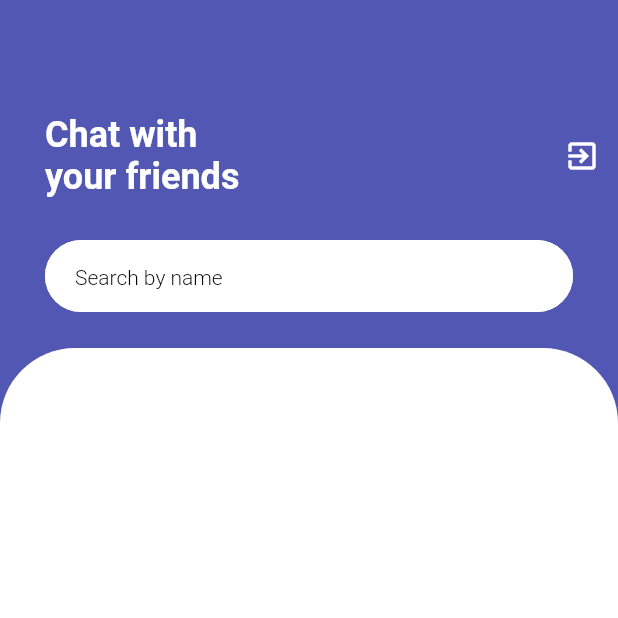
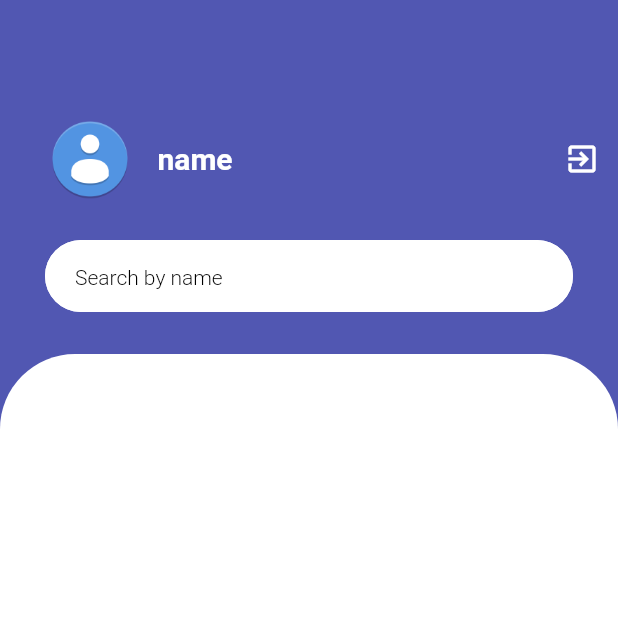
Before and after one commit to Thanhnq1608/chat_app, a Flutter app: the HomeScreen screen opened by its route, on a phone screen of 412 x 824 dp, the top half of it. Run offline on Flutter 3.47's test engine with Material 2 defaults, Android fonts, the phone set to English and light mode, and no system bars; our stand-ins replace cloud_firestore, dio, firebase_auth, firebase_core, firebase_messaging, firebase_storage and 7 more; missing offline and left inert: dart:ffi; accounts and stored records are empty; statements that could not run were skipped.

Commit message:
update avatar for user

```diff
--- a/lib/app/app_bindings.dart
+++ b/lib/app/app_bindings.dart
@@ -1,9 +1,11 @@
 import 'package:chat_app/app/interfaces/message_service_type.dart';
 import 'package:chat_app/app/interfaces/recent_contact_service_type.dart';
+import 'package:chat_app/app/interfaces/upload_image_service_type.dart';
 import 'package:chat_app/data/api/shared_preferences/shared_preferences.dart';
 import 'package:chat_app/data/services/auth_service.dart';
 import 'package:chat_app/data/services/message_service.dart';
 import 'package:chat_app/data/services/recent_contact_service.dart';
+import 'package:chat_app/data/services/upload_image_service.dart';
 import 'package:chat_app/tools/session_manager/session_manager.dart';
 import 'package:get/get.dart';
 
@@ -23,6 +25,9 @@ class AppBindings extends Bindings {
     );
 
     Get.lazyPut<MessageServiceType>(() => MessageService());
+
     Get.lazyPut<RecentContactServiceType>(() => RecentContactService());
+
+    Get.lazyPut<UploadImageServiceType>(() => UploadImageService());
   }
 }
--- /dev/null
+++ b/lib/app/interfaces/upload_image_service_type.dart
@@ -0,0 +1,7 @@
+import 'dart:io';
+
+abstract class UploadImageServiceType {
+  // https://www.c-sharpcorner.com/article/upload-image-file-to-firebase-storage-using-flutter/
+  Future<String> uploadImageToFirebaseStorage({required File image});
+  Future<void> updateAvatarUser({required String avatar});
+}
--- a/lib/app/page/home/home_controller.dart
+++ b/lib/app/page/home/home_controller.dart
@@ -1,7 +1,9 @@
 import 'dart:async';
+import 'dart:io';
 
 import 'package:chat_app/app/interfaces/auth_service_type.dart';
 import 'package:chat_app/app/interfaces/recent_contact_service_type.dart';
+import 'package:chat_app/app/interfaces/upload_image_service_type.dart';
 import 'package:chat_app/app/routes/app_routes.dart';
 import 'package:chat_app/data/models/recent_contact.dart';
 import 'package:chat_app/data/models/user.dart';
@@ -12,24 +14,32 @@ import 'package:chat_app/tools/session_manager/session_manager.dart';
 import 'package:firebase_messaging/firebase_messaging.dart';
 import 'package:flutter/material.dart';
 import 'package:get/get.dart';
+import 'package:image_picker/image_picker.dart';
 
 class HomeController extends GetxController {
   final _sessionManager = Get.find<SessionManager>();
   final _authService = Get.find<AuthServiceType>();
   final _recentContactService = Get.find<RecentContactServiceType>();
   final _pushNotification = Get.find<PushNotification>();
+  final _uploadImageService = Get.find<UploadImageServiceType>();
   final TextEditingController searchController = TextEditingController();
 
+  File? image;
+
   RxBool isLoading = false.obs;
+  RxBool isLoadingAvatar = false.obs;
   late StreamSubscription<List<RecentContact>> streamSubscription;
 
   RxList<User> users = RxList<User>();
   RxList<User> usersSearch = RxList<User>();
   RxList<RecentContact> recentContacts = RxList<RecentContact>();
-  RxInt size = 0.obs;
 
-  User currentUser =
-      User(userId: "userId", email: "email", name: "name", token: "token");
+  Rx<User> currentUser = User(
+    userId: "userId",
+    email: "email",
+    name: "name",
+    token: "token",
+  ).obs;
 
   Future<void> logout() async {
     try {
@@ -61,6 +71,33 @@ class HomeController extends GetxController {
     }
   }
 
+  Future<void> chooseFile() async {
+    await ImagePicker.platform
+        .pickImage(source: ImageSource.gallery)
+        .then((image) {
+      if (image != null) {
+        this.image = File(image.path);
+        print(image.path);
+      }
+    });
+  }
+
+  Future<void> uploadAvatar({required File imageFile}) async {
+    try {
+      isLoadingAvatar(true);
+      var avatar = await _uploadImageService.uploadImageToFirebaseStorage(
+          image: imageFile);
+      var newUser = currentUser.value.clone()..avatar = avatar;
+      currentUser.value = newUser;
+      await _uploadImageService.updateAvatarUser(
+          avatar: currentUser.value.avatar!);
+      await _sessionManager.updateProfile(currentUser.value);
+      isLoadingAvatar(false);
+    } catch (e) {
+      ErrorHandler.current.handle(error: e);
+    }
+  }
+
   Future<Stream<List<RecentContact>>> recentContact() async {
     var contacts = await _recentContactService.recentContact();
     print(contacts.length);
@@ -81,7 +118,7 @@ class HomeController extends GetxController {
   void onInit() async {
     await loadProfile().then((value) async {
       listenWhileClickNotifyWhenAppOff();
-      currentUser = await _sessionManager.currentUser();
+      currentUser.value = await _sessionManager.currentUser();
     });
     var recent = await recentContact();
     streamSubscription = recent.listen((event) {
@@ -105,7 +142,6 @@ class HomeController extends GetxController {
         usersSearch.value = users.value
             .where((user) => user.name.contains(searchController.text))
             .toList();
-        size.value = users.value.length;
         isLoading(false);
         print(users.value.length);
       }
--- a/lib/app/page/home/home_screen.dart
+++ b/lib/app/page/home/home_screen.dart
@@ -1,7 +1,6 @@
 import 'package:chat_app/app/components/loading_indicator.dart';
 import 'package:chat_app/app/page/home/home_controller.dart';
-import 'package:chat_app/app/page/home/widgets/home_app_bar.dart';
-import 'package:chat_app/app/page/home/widgets/recent_contacts.dart';
+import 'package:chat_app/app/page/home/widgets/home_item_list_widget.dart';
 import 'package:chat_app/app/page/home/widgets/search_bar_widget.dart';
 import 'package:chat_app/app/routes/app_routes.dart';
 import 'package:flutter/material.dart';
@@ -46,15 +45,78 @@ class HomeScreen extends GetView<HomeController> {
       child: Column(
         crossAxisAlignment: CrossAxisAlignment.start,
         children: [
-          Row(
+          Obx(
+            () => Row(
               children: [
+                InkWell(
+                  onTap: () async {
+                    await controller.chooseFile();
+                    if (controller.image != null) {
+                      await controller.uploadAvatar(
+                          imageFile: controller.image!);
+                    }
+                  },
+                  child: controller.currentUser.value.avatar == null
+                      ? Container(
+                          height: 60,
+                          width: 60,
+                          decoration: BoxDecoration(
+                            color: Colors.transparent,
+                            // shape: BoxShape.circle,
+                            image: DecorationImage(
+                                image: AssetImage(
+                                    'assets/images/avatar_default_icon.png')),
+                            borderRadius: BorderRadius.all(
+                              Radius.circular(50),
+                            ),
+                          ),
+                        )
+                      : controller.isLoadingAvatar.value
+                          ? Container(
+                              height: 60,
+                              width: 60,
+                              decoration: BoxDecoration(
+                                color: Colors.transparent,
+                                // shape: BoxShape.circle,
+                                image: DecorationImage(
+                                    image: AssetImage(
+                                        'assets/images/image_loading.gif')),
+                                borderRadius: BorderRadius.all(
+                                  Radius.circular(50),
+                                ),
+                              ),
+                            )
+                          : Container(
+                              height: 60,
+                              width: 60,
+                              decoration: BoxDecoration(
+                                color: Colors.transparent,
+                                // shape: BoxShape.circle,
+                                borderRadius: BorderRadius.all(
+                                  Radius.circular(50),
+                                ),
+                              ),
+                              child: ClipOval(
+                                child: FadeInImage(
+                                  fit: BoxFit.cover,
+                                  image: NetworkImage(
+                                      controller.currentUser.value.avatar!),
+                                  placeholder: AssetImage(
+                                      'assets/images/image_loading.gif'),
+                                ),
+                              ),
+                            ),
+                ),
+                SizedBox(
+                  width: 15,
+                ),
                 Expanded(
                   child: Text(
-                  'Chat with \nyour friends',
+                    controller.currentUser.value.name,
                     textAlign: TextAlign.left,
                     style: Theme.of(context).textTheme.headline1!.copyWith(
                           color: Colors.white,
-                        fontSize: 24,
+                          fontSize: 20,
                           fontWeight: FontWeight.bold,
                         ),
                   ),
@@ -69,6 +131,7 @@ class HomeScreen extends GetView<HomeController> {
                   ),
                 ),
               ],
+            ),
           ),
           SizedBox(
             height: 100,
@@ -158,7 +221,7 @@ class HomeScreen extends GetView<HomeController> {
               itemBuilder: (context, index) {
                 var recentContact = controller.recentContacts[index];
                 var senderName = recentContact.sender
-                            .compareTo(controller.currentUser.email) !=
+                            .compareTo(controller.currentUser.value.email) !=
                         0
                     ? recentContact.name
                     : 'You';
@@ -170,38 +233,9 @@ class HomeScreen extends GetView<HomeController> {
                         await Get.toNamed(AppRoutes.MESSAGE, arguments: user);
                     await controller.seenMessage(contact: result);
                   },
-                  child: Container(
-                    child: Column(
-                      crossAxisAlignment: CrossAxisAlignment.start,
-                      children: [
-                        Text(
-                          recentContact.name,
-                          style:
-                              Theme.of(context).textTheme.headline5!.copyWith(
-                                    color: Colors.black,
-                                    fontWeight: recentContact.isSeen
-                                        ? FontWeight.w300
-                                        : FontWeight.bold,
-                                    letterSpacing: 1,
-                                    fontSize: 18,
-                                  ),
-                        ),
-                        const SizedBox(
-                          height: 8.0,
-                        ),
-                        Text(
-                          '$senderName: ${recentContact.lastMessage}',
-                          style:
-                              Theme.of(context).textTheme.bodyText1!.copyWith(
-                                    fontSize: 15,
-                                    color: Colors.black,
-                                    fontWeight: recentContact.isSeen
-                                        ? FontWeight.w300
-                                        : FontWeight.bold,
-                                  ),
-                        )
-                      ],
-                    ),
+                  child: HomeItemListWidget(
+                    recentContact: recentContact,
+                    senderName: senderName,
                   ),
                 );
               },
--- a/lib/app/page/message_detail/message_detail_controller.dart
+++ b/lib/app/page/message_detail/message_detail_controller.dart
@@ -70,6 +70,7 @@ class MessageDetailController extends GetxController {
                 sendTime:
                     DateFormat('yyyy/MM/dd \- kk:mm:ss').format(DateTime.now()),
                 name: user.name,
+                avatar: user.avatar,
                 sender: currentUser.email),
             emailDoc: user.email);
         sendController.clear();
--- a/lib/data/models/recent_contact.dart
+++ b/lib/data/models/recent_contact.dart
@@ -20,11 +20,14 @@ class RecentContact {
 
   final String sender;
 
+  final String? avatar;
+
   RecentContact(
       {required this.isSeen,
       required this.lastMessage,
       required this.sendTime,
       required this.email,
+      this.avatar,
       required this.sender,
       required this.name});
 
--- a/lib/data/models/user.dart
+++ b/lib/data/models/user.dart
@@ -6,6 +6,8 @@ part 'user.g.dart';
 class User {
   @JsonKey(name: 'user_id')
   String userId;
+
+  String? avatar;
 
   String email;
 
@@ -16,8 +18,13 @@ class User {
   User(
       {required this.userId,
       required this.email,
+      this.avatar,
       required this.name,
       required this.token});
+
+  User clone() {
+    return User(userId: userId, email: email, name: name, token: token);
+  }
 
   factory User.fromJson(Map<String, dynamic> json) => _$UserFromJson(json);
   Map<String, dynamic> toJson() => _$UserToJson(this);
--- a/lib/data/services/auth_service.dart
+++ b/lib/data/services/auth_service.dart
@@ -30,6 +30,7 @@ class AuthService extends GetxService implements AuthServiceType {
             userId: user.userId,
             email: user.email,
             name: user.name,
+            avatar: user.avatar,
             token: user.token)
         : null;
   }
--- a/lib/data/services/recent_contact_service.dart
+++ b/lib/data/services/recent_contact_service.dart
@@ -49,6 +49,7 @@ class RecentContactService extends GetxService
       sendTime: contact.sendTime,
       email: user.email,
       name: user.name,
+      avatar: user.avatar,
       sender: contact.sender,
     );
     await _firestore
--- a/pubspec.yaml
+++ b/pubspec.yaml
@@ -15,7 +15,7 @@ publish_to: 'none' # Remove this line if you wish to publish to pub.dev
 # In iOS, build-name is used as CFBundleShortVersionString while build-number used as CFBundleVersion.
 # Read more about iOS versioning at
 # https://developer.apple.com/library/archive/documentation/General/Reference/InfoPlistKeyReference/Articles/CoreFoundationKeys.html
-version: 1.0.0+1
+version: 1.0.1+2
 
 environment:
   sdk: ">=2.12.0 <3.0.0"
@@ -52,6 +52,9 @@ dependencies:
   path_provider: ^2.0.9
   dio: ^4.0.6
   http: ^0.13.4
+  firebase_storage: ^10.2.10
+  image_picker: ^0.8.5
+  path: ^1.8.0
 
 dev_dependencies:
   flutter_test:
```
Also changed, not shown: lib/app/page/home/widgets/home_app_bar.dart (deleted, +0 -98 lines), lib/app/page/home/widgets/home_item_list_widget.dart (added, +89 -0 lines), lib/app/page/home/widgets/recent_contacts.dart (deleted, +0 -92 lines), lib/data/api/shared_preferences/models/sf_user.dart (+6 -1 lines), lib/data/api/shared_preferences/shared_preferences.dart (+6 -2 lines), lib/data/services/upload_image_service.dart (added, +33 -0 lines), assets/images/avatar_default_icon.png (added), assets/images/image_loading.gif (added), lib/data/api/shared_preferences/models/sf_user.g.dart, lib/data/models/recent_contact.g.dart, lib/data/models/user.g.dart, pubspec.lock. Lines whose indentation alone changed are shown as unchanged.
